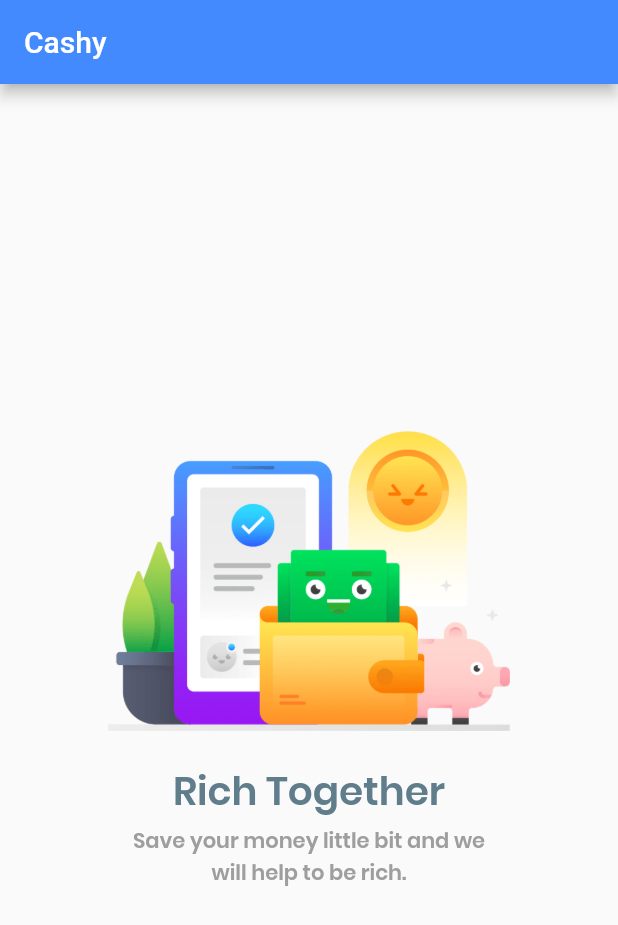
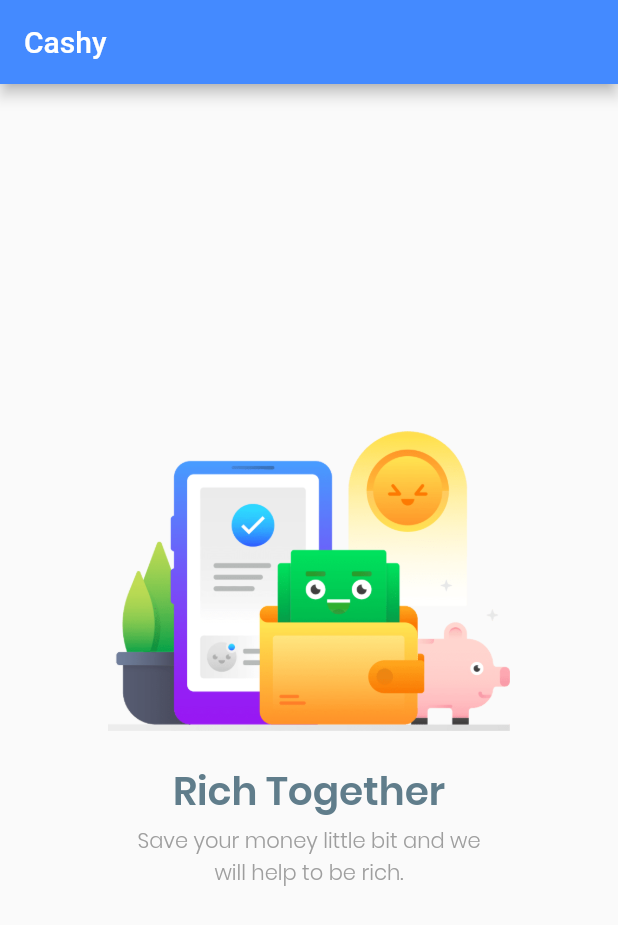
Before and after one commit to bayunugrraha/basicwidgets-flutter, a Flutter app: the screen it shows after launch, on a phone screen of 412 x 824 dp. Shown: the top 925 px of the screen. Run offline on Flutter 3.47's test engine with Material 2 defaults, Android fonts, the phone set to English and light mode, and no system bars.

```diff
--- a/lib/font_style.dart
+++ b/lib/font_style.dart
@@ -1,7 +1,13 @@
 import 'package:flutter/material.dart';
 
-TextStyle mainHeader =
-    TextStyle(fontSize: 26, color: Colors.blueGrey, fontFamily: 'Poppins');
+TextStyle mainHeader = TextStyle(
+    fontSize: 26,
+    color: Colors.blueGrey,
+    fontFamily: 'Poppins',
+    fontWeight: FontWeight.w700);
 
-TextStyle subHeader =
-    TextStyle(fontSize: 14, color: Colors.grey, fontFamily: 'Poppins');
+TextStyle subHeader = TextStyle(
+    fontSize: 14,
+    color: Colors.grey,
+    fontFamily: 'Poppins',
+    fontWeight: FontWeight.w300);
--- a/pubspec.yaml
+++ b/pubspec.yaml
@@ -63,6 +63,9 @@ flutter:
     - family: Poppins
       fonts:
        - asset: assets/fonts/Poppins-SemiBold.ttf
+         weight: 700
+       - asset: assets/fonts/Poppins-Light.ttf
+         weight: 300
   #       - asset: fonts/Schyler-Italic.ttf
   #         style: italic
   #   - family: Trajan Pro
```
